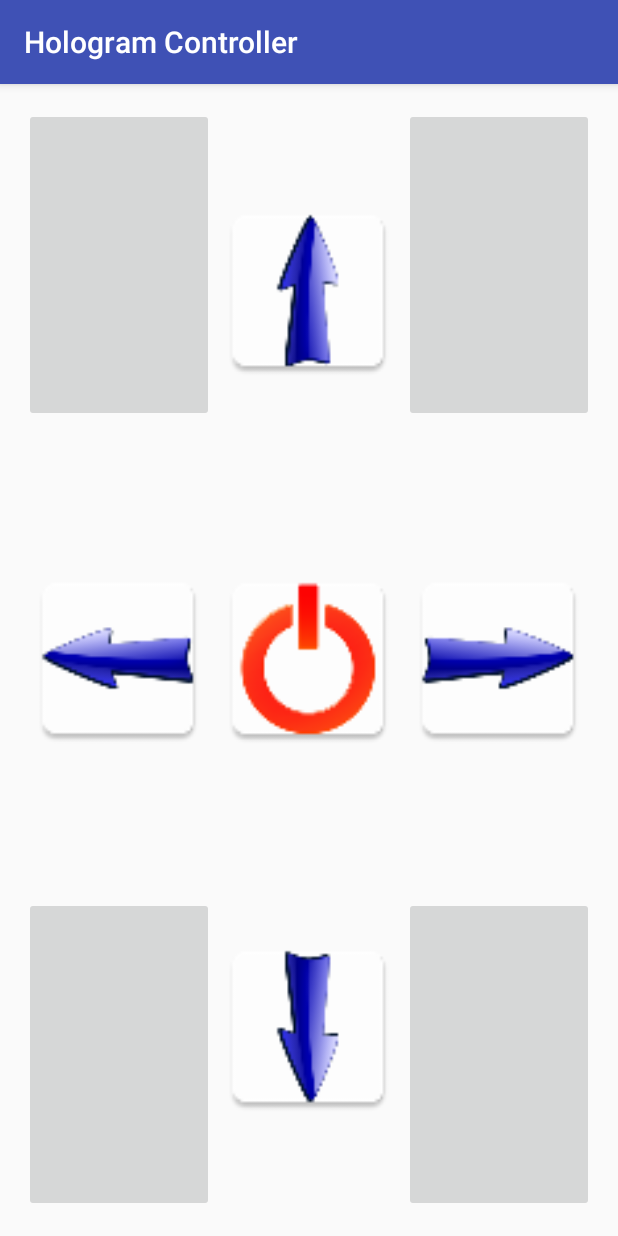
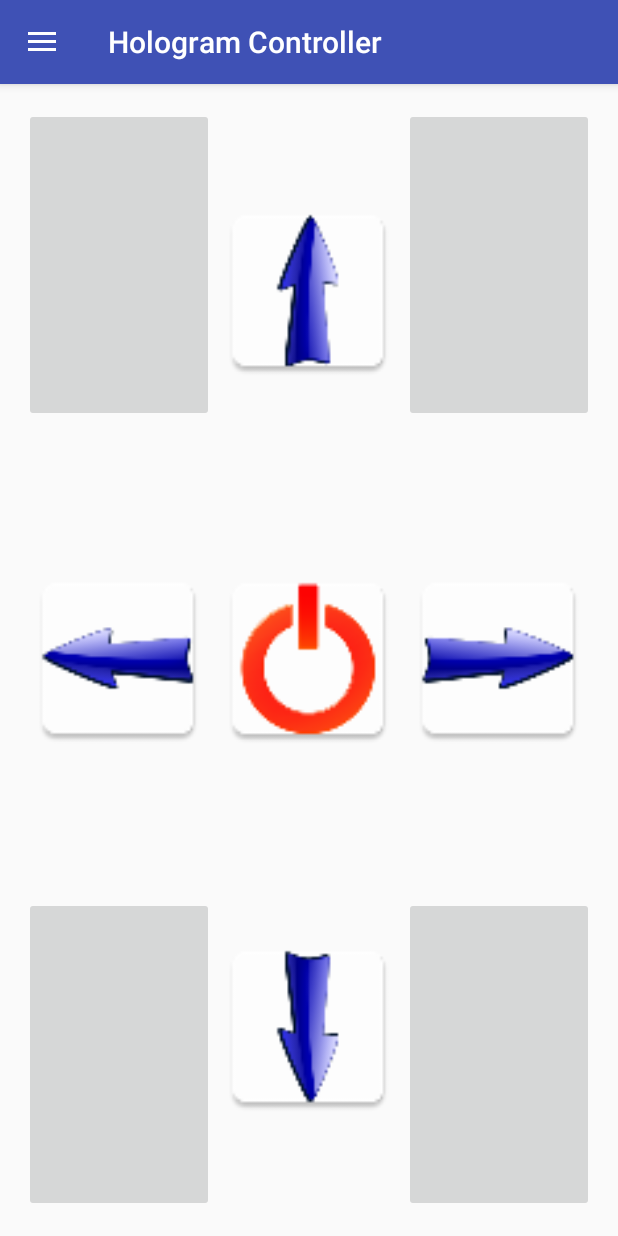
Before and after one commit to CottonMajyk/HologramController, an Android app: the screen it shows after launch (MainActivity), on a phone screen of 412 x 824 dp. Run offline under Robolectric (Android 15) with nearby library versions, the phone set to English and light mode, and no system bars.

Commit message:
nav drawer work does

```diff
--- a/app/src/main/AndroidManifest.xml
+++ b/app/src/main/AndroidManifest.xml
@@ -22,10 +22,6 @@
                 <category android:name="android.intent.category.LAUNCHER" />
             </intent-filter>
         </activity>
-        <activity
-            android:name=".navdrawer"
-            android:label="@string/title_activity_navdrawer"
-            android:theme="@style/AppTheme.NoActionBar"></activity>
     </application>
 
 </manifest>
--- a/app/src/main/java/me/noip/teamconege/spiral6/hologramcontroller/MainActivity.java
+++ b/app/src/main/java/me/noip/teamconege/spiral6/hologramcontroller/MainActivity.java
@@ -1,9 +1,14 @@
 package me.noip.teamconege.spiral6.hologramcontroller;
 
+import android.content.res.Configuration;
 import android.support.v4.widget.DrawerLayout;
+import android.support.v7.app.ActionBarActivity;
+import android.support.v7.app.ActionBarDrawerToggle;
 import android.support.v7.app.AppCompatActivity;
 import android.os.Bundle;
+import android.view.MenuItem;
 import android.view.View;
+import android.widget.AdapterView;
 import android.widget.ArrayAdapter;
 import android.widget.ImageButton;
 import android.widget.ListView;
@@ -12,29 +17,101 @@ import android.widget.Toast;
 import java.net.URI;
 import java.net.URISyntaxException;
 
-public class MainActivity extends AppCompatActivity {
+public class MainActivity extends ActionBarActivity {
     static boolean power = false;
     static UDPClient serverSendThingy;
-    private String[] options;
+    private ListView mDrawerList;
+    private ArrayAdapter<String> mAdapter;
+    private ActionBarDrawerToggle mDrawerToggle;
     private DrawerLayout mDrawerLayout;
-    private ListView mDrawerList;
+    private String mActivityTitle;
 
     @Override
     protected void onCreate(Bundle savedInstanceState) {
         super.onCreate(savedInstanceState);
         setContentView(R.layout.activity_main);
-        options = getResources().getStringArray(R.array.string_array_name);
-        mDrawerLayout = (DrawerLayout) findViewById(R.id.drawer_layout);
-        mDrawerList = (ListView) findViewById(R.id.left_drawer);
 
-        // Set the adapter for the list view
-        mDrawerList.setAdapter(new ArrayAdapter<String>(this,
-                R.layout.activity_navdrawer, options));
-        // Set the list's click listener
-      //TODO  mDrawerList.setOnItemClickListener(new DrawerItemClickListener());
+        mDrawerList = (ListView)findViewById(R.id.navList);
+        addDrawerItems();
+        mDrawerLayout = (DrawerLayout)findViewById(R.id.drawer_layout);
+        mActivityTitle = getTitle().toString();
+        mDrawerList.setOnItemClickListener(new AdapterView.OnItemClickListener() {
+            @Override
+            public void onItemClick(AdapterView<?> parent, View view, int position, long id) {
+                Toast.makeText(MainActivity.this, "Time for an upgrade!", Toast.LENGTH_SHORT).show();
+            }
+        });
+        getSupportActionBar().setDisplayHomeAsUpEnabled(true);
+        getSupportActionBar().setHomeButtonEnabled(true);
+        setupDrawer();
+
         serverSendThingy = new UDPClient();
         buttons();
     }
+
+    protected void addDrawerItems() {
+        String[] osArray = { "Options", "Settings", "Windows", "OS X", "Linux" };
+        mAdapter = new ArrayAdapter<String>(this, android.R.layout.simple_list_item_1, osArray);
+        mDrawerList.setAdapter(mAdapter);
+    }
+
+    private void setupDrawer() {
+        mDrawerToggle = new ActionBarDrawerToggle(this, mDrawerLayout,
+                R.string.drawer_open, R.string.drawer_close) {
+
+            /** Called when a drawer has settled in a completely open state. */
+            public void onDrawerOpened(View drawerView) {
+                super.onDrawerOpened(drawerView);
+                getSupportActionBar().setTitle("Navigation!");
+                invalidateOptionsMenu(); // creates call to onPrepareOptionsMenu()
+            }
+
+            /** Called when a drawer has settled in a completely closed state. */
+            public void onDrawerClosed(View view) {
+                super.onDrawerClosed(view);
+                getSupportActionBar().setTitle(mActivityTitle);
+                invalidateOptionsMenu(); // creates call to onPrepareOptionsMenu()
+            }
+
+
+        };
+        mDrawerToggle.setDrawerIndicatorEnabled(true);
+        mDrawerLayout.setDrawerListener(mDrawerToggle);
+
+    }
+
+    @Override
+    public void onConfigurationChanged(Configuration newConfig) {
+        super.onConfigurationChanged(newConfig);
+        mDrawerToggle.onConfigurationChanged(newConfig);
+    }
+
+    @Override
+    protected void onPostCreate(Bundle savedInstanceState) {
+        super.onPostCreate(savedInstanceState);
+        mDrawerToggle.syncState();
+    }
+
+    @Override
+    public boolean onOptionsItemSelected(MenuItem item) {
+        // Handle action bar item clicks here. The action bar will
+        // automatically handle clicks on the Home/Up button, so long
+        // as you specify a parent activity in AndroidManifest.xml.
+        int id = item.getItemId();
+
+        //noinspection SimplifiableIfStatement
+        /*if (id == R.id.action_settings) {
+            return true;
+        }*/
+
+        // Activate the navigation drawer toggle
+        if (mDrawerToggle.onOptionsItemSelected(item)) {
+            return true;
+        }
+
+        return super.onOptionsItemSelected(item);
+    }
+
     public void buttons()
     {
         ImageButton la = (ImageButton) findViewById(R.id.leftarrow);
@@ -54,7 +131,7 @@ public class MainActivity extends AppCompatActivity {
             @Override
             public void onClick(View v) {
                 Toast.makeText(v.getContext(), "Right", Toast.LENGTH_SHORT).show();
-              //  serverSendThingy.doInBackground("right");
+                //  serverSendThingy.doInBackground("right");
                 new UDPClient().execute("right");
             }
         });
@@ -62,7 +139,7 @@ public class MainActivity extends AppCompatActivity {
             @Override
             public void onClick(View v) {
                 Toast.makeText(v.getContext(), "Down", Toast.LENGTH_SHORT).show();
-              //  serverSendThingy.doInBackground("down");
+                //  serverSendThingy.doInBackground("down");
                 new UDPClient().execute("down");
             }
         });
@@ -70,7 +147,7 @@ public class MainActivity extends AppCompatActivity {
             @Override
             public void onClick(View v) {
                 Toast.makeText(v.getContext(), "Up", Toast.LENGTH_SHORT).show();
-             //   serverSendThingy.doInBackground("up");
+                //   serverSendThingy.doInBackground("up");
                 new UDPClient().execute("up");
             }
         });
@@ -81,13 +158,13 @@ public class MainActivity extends AppCompatActivity {
                     Toast.makeText(v.getContext(), "Off", Toast.LENGTH_SHORT).show();
                     power = false;
                     ((ImageButton) findViewById(R.id.dankpower)).setImageResource(R.mipmap.dankpower);
-                   // serverSendThingy.doInBackground("off");
+                    // serverSendThingy.doInBackground("off");
                     new UDPClient().execute("off");
                 } else {
                     Toast.makeText(v.getContext(), "On", Toast.LENGTH_SHORT).show();
                     power = true;
                     ((ImageButton) findViewById(R.id.dankpower)).setImageResource(R.mipmap.greenpower);
-                  // serverSendThingy.doInBackground("on");
+                    // serverSendThingy.doInBackground("on");
                     new UDPClient().execute("on");
                 }
             }
--- a/app/src/main/res/layout/activity_main.xml
+++ b/app/src/main/res/layout/activity_main.xml
@@ -1,4 +1,23 @@
 <?xml version="1.0" encoding="utf-8"?>
+
+<android.support.v4.widget.DrawerLayout
+    xmlns:android="http://schemas.android.com/apk/res/android"
+    android:id="@+id/drawer_layout"
+    android:layout_width="match_parent"
+    android:layout_height="match_parent">
+    <ListView
+        android:id="@+id/navList"
+        android:layout_width="400dp"
+        android:layout_height="match_parent"
+        android:layout_gravity="left|start"
+        android:background="#ffeeeeee"/>
+    <!-- The main content view -->
+    <FrameLayout
+        android:id="@+id/content_frame"
+        android:layout_width="match_parent"
+        android:layout_height="match_parent" />
+    <!-- The navigation drawer -->
+
 <RelativeLayout xmlns:android="http://schemas.android.com/apk/res/android"
     xmlns:tools="http://schemas.android.com/tools"
     android:layout_width="match_parent"
@@ -8,27 +27,6 @@
     android:paddingRight="@dimen/activity_horizontal_margin"
     android:paddingTop="@dimen/activity_vertical_margin"
     tools:context="me.noip.teamconege.spiral6.hologramcontroller.MainActivity">
-
-    <android.support.v4.widget.DrawerLayout
-        xmlns:android="http://schemas.android.com/apk/res/android"
-        android:id="@+id/drawer_layout"
-        android:layout_width="match_parent"
-        android:layout_height="match_parent">
-        <!-- The main content view -->
-        <FrameLayout
-            android:id="@+id/content_frame"
-            android:layout_width="match_parent"
-            android:layout_height="match_parent" />
-        <!-- The navigation drawer -->
-        <ListView android:id="@+id/left_drawer"
-            android:layout_width="240dp"
-            android:layout_height="match_parent"
-            android:layout_gravity="start"
-            android:choiceMode="singleChoice"
-            android:divider="@android:color/transparent"
-            android:dividerHeight="0dp"
-            android:background="#111"/>
-    </android.support.v4.widget.DrawerLayout>
 
 
     <LinearLayout
@@ -141,3 +139,4 @@
     </LinearLayout>
 
 </RelativeLayout>
+</android.support.v4.widget.DrawerLayout>
--- /dev/null
+++ b/app/src/main/res/menu/main.xml
@@ -0,0 +1,4 @@
+<?xml version="1.0" encoding="utf-8"?>
+<menu xmlns:android="http://schemas.android.com/apk/res/android">
+
+</menu>
--- a/app/src/main/res/values/strings.xml
+++ b/app/src/main/res/values/strings.xml
@@ -3,8 +3,10 @@
     <string name="title_activity_navdrawer">navdrawer</string>
     <string-array name="string_array_name">options</string-array>
 
-    <string name="navigation_drawer_open">Open navigation drawer</string>
-    <string name="navigation_drawer_close">Close navigation drawer</string>
+    <string name="drawer_open">Open navigation drawer</string>
+    <string name="drawer_close">Close navigation drawer</string>
 
     <string name="action_settings">Settings</string>
+    <string name="app_not_available" />
+
 </resources>
```
Also changed, not shown: app/src/main/java/me/noip/teamconege/spiral6/hologramcontroller/navdrawer.java (deleted, +0 -101 lines), app/src/main/res/drawable/ic_menu_camera.xml (deleted, +0 -12 lines), app/src/main/res/drawable/ic_menu_gallery.xml (deleted, +0 -9 lines), app/src/main/res/drawable/ic_menu_manage.xml (deleted, +0 -9 lines), app/src/main/res/drawable/ic_menu_send.xml (deleted, +0 -9 lines), app/src/main/res/drawable/ic_menu_share.xml (deleted, +0 -9 lines), app/src/main/res/drawable/ic_menu_slideshow.xml (deleted, +0 -9 lines), app/src/main/res/drawable/side_nav_bar.xml (deleted, +0 -9 lines), app/src/main/res/layout/activity_navdrawer.xml (deleted, +0 -25 lines), app/src/main/res/layout/app_bar_navdrawer.xml (deleted, +0 -34 lines), app/src/main/res/layout/content_navdrawer.xml (deleted, +0 -15 lines), app/src/main/res/layout/nav_header_navdrawer.xml (deleted, +0 -34 lines), app/src/main/res/menu/activity_navdrawer_drawer.xml (deleted, +0 -36 lines), app/src/main/res/menu/navdrawer.xml (deleted, +0 -9 lines).
